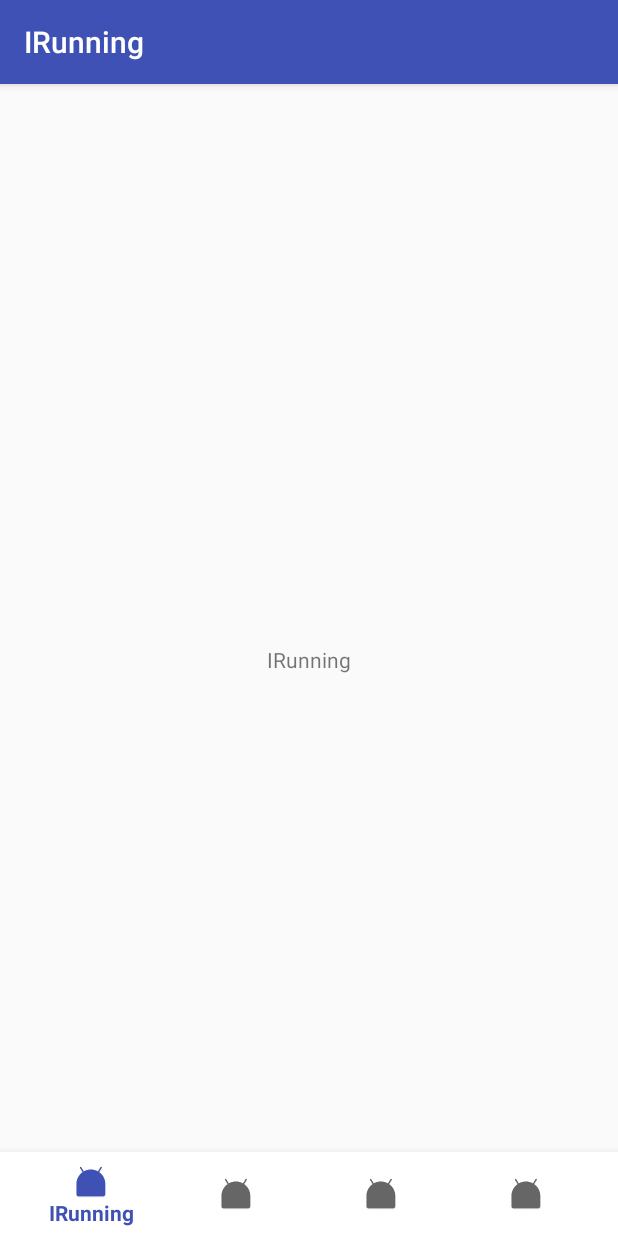
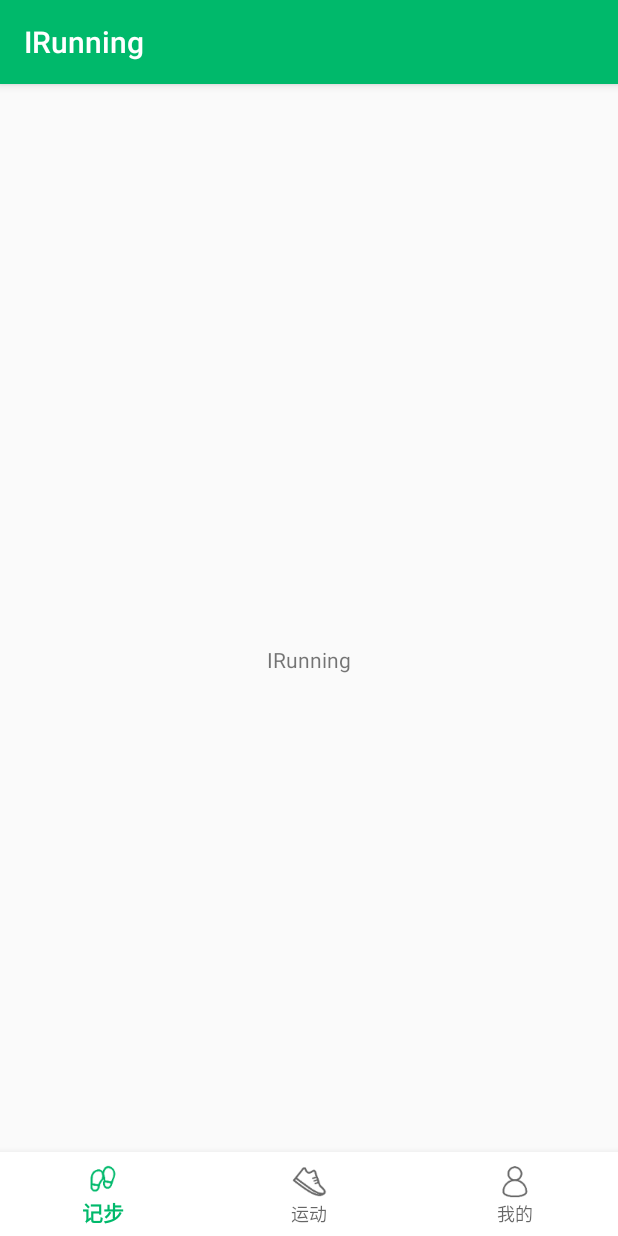
Before and after one commit to liuguangqiang/Running-Kotlin, an Android app: the screen it shows after launch (MainActivity), on a phone screen of 412 x 824 dp. Run offline under Robolectric (Android 15) with nearby library versions, the phone set to English and light mode, and no system bars; our stand-ins replace Dagger/Hilt's generated code; libraries missing offline, so code that uses them is left out: android.support.design, com.liuguangqiang.support; 1 statement that could not run was skipped.

Commit message:
Finished the bottom menus.

```diff
--- a/app/src/main/res/menu/main_bottom_menu.xml
+++ b/app/src/main/res/menu/main_bottom_menu.xml
@@ -3,31 +3,24 @@
   xmlns:app="http://schemas.android.com/apk/res-auto">
 
   <item
-    android:id="@+id/action0"
+    android:id="@+id/action_step"
     android:enabled="true"
-    android:icon="@mipmap/ic_launcher"
-    android:title="@string/app_name"
+    android:icon="@mipmap/ic_menu_step"
+    android:title="@string/menu_step"
     app:showAsAction="always" />
 
   <item
-    android:id="@+id/action1"
+    android:id="@+id/action_sport"
     android:enabled="true"
-    android:icon="@mipmap/ic_launcher"
-    android:title="@string/app_name"
+    android:icon="@mipmap/ic_menu_sport"
+    android:title="@string/menu_sport"
     app:showAsAction="always" />
 
   <item
-    android:id="@+id/action2"
+    android:id="@+id/action_me"
     android:enabled="true"
-    android:icon="@mipmap/ic_launcher"
-    android:title="@string/app_name"
-    app:showAsAction="always" />
-
-  <item
-    android:id="@+id/action3"
-    android:enabled="true"
-    android:icon="@mipmap/ic_launcher"
-    android:title="@string/app_name"
+    android:icon="@mipmap/ic_menu_me"
+    android:title="@string/menu_me"
     app:showAsAction="always" />
 
 </menu>
--- a/app/src/main/res/values/colors.xml
+++ b/app/src/main/res/values/colors.xml
@@ -1,6 +1,6 @@
 <?xml version="1.0" encoding="utf-8"?>
 <resources>
-    <color name="colorPrimary">#3F51B5</color>
-    <color name="colorPrimaryDark">#303F9F</color>
-    <color name="colorAccent">#FF4081</color>
+  <color name="colorPrimary">#00b96b</color>
+  <color name="colorPrimaryDark">#00b96b</color>
+  <color name="colorAccent">#00b96b</color>
 </resources>
--- a/app/src/main/res/values/strings.xml
+++ b/app/src/main/res/values/strings.xml
@@ -1,3 +1,7 @@
 <resources>
-    <string name="app_name">IRunning</string>
+  <string name="app_name">IRunning</string>
+
+  <string name="menu_step">记步</string>
+  <string name="menu_sport">运动</string>
+  <string name="menu_me">我的</string>
 </resources>
```
Also changed, not shown: app/src/main/res/mipmap-xxxhdpi/ic_menu_me.png (added), app/src/main/res/mipmap-xxxhdpi/ic_menu_sport.png (added), app/src/main/res/mipmap-xxxhdpi/ic_menu_step.png (added).
